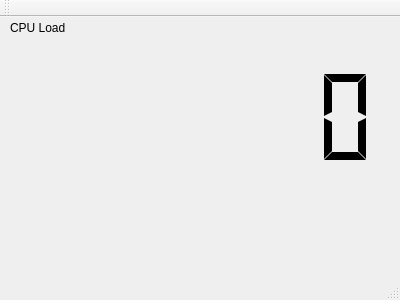
This is mainwindow.ui in devdogg/cpuload as Qt 5 draws it before an edit. The edited form follows.
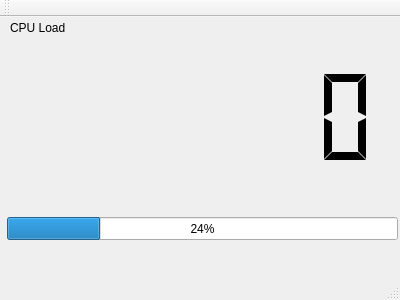
This is the edited form.

Patch:
```diff
--- a/mainwindow.ui
+++ b/mainwindow.ui
@@ -52,6 +52,19 @@
      <string>CPU Load</string>
     </property>
    </widget>
+   <widget class="QProgressBar" name="progressBar">
+    <property name="geometry">
+     <rect>
+      <x>7</x>
+      <y>200</y>
+      <width>391</width>
+      <height>23</height>
+     </rect>
+    </property>
+    <property name="value">
+     <number>24</number>
+    </property>
+   </widget>
   </widget>
   <widget class="QMenuBar" name="menuBar">
    <property name="geometry">
```
